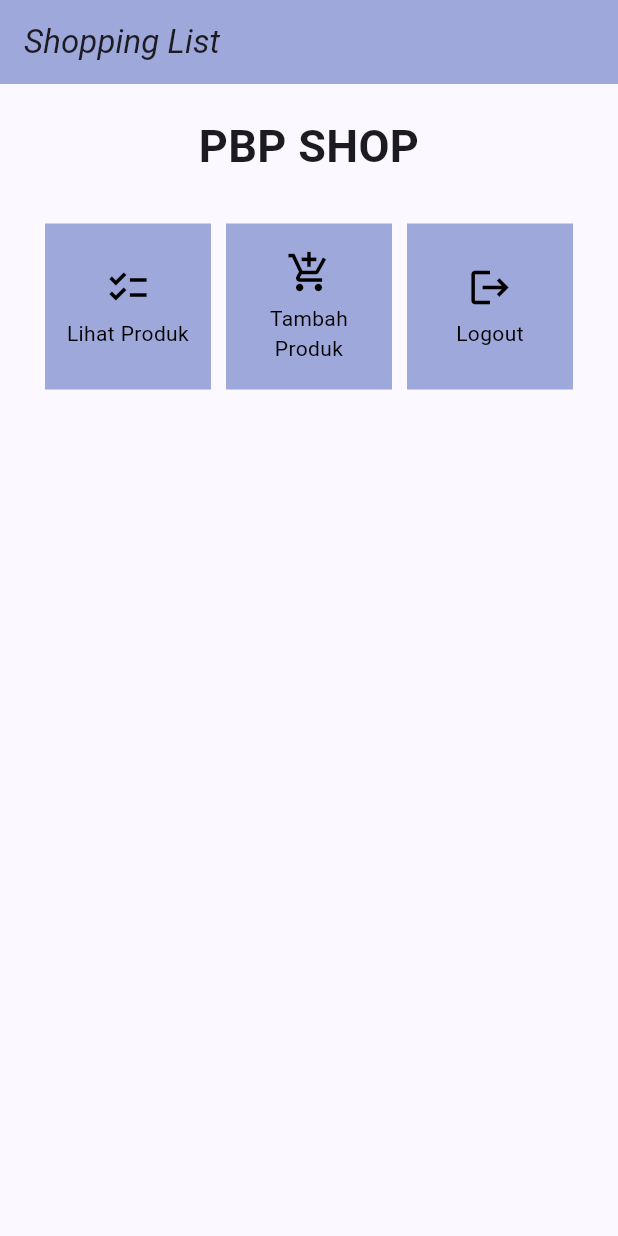
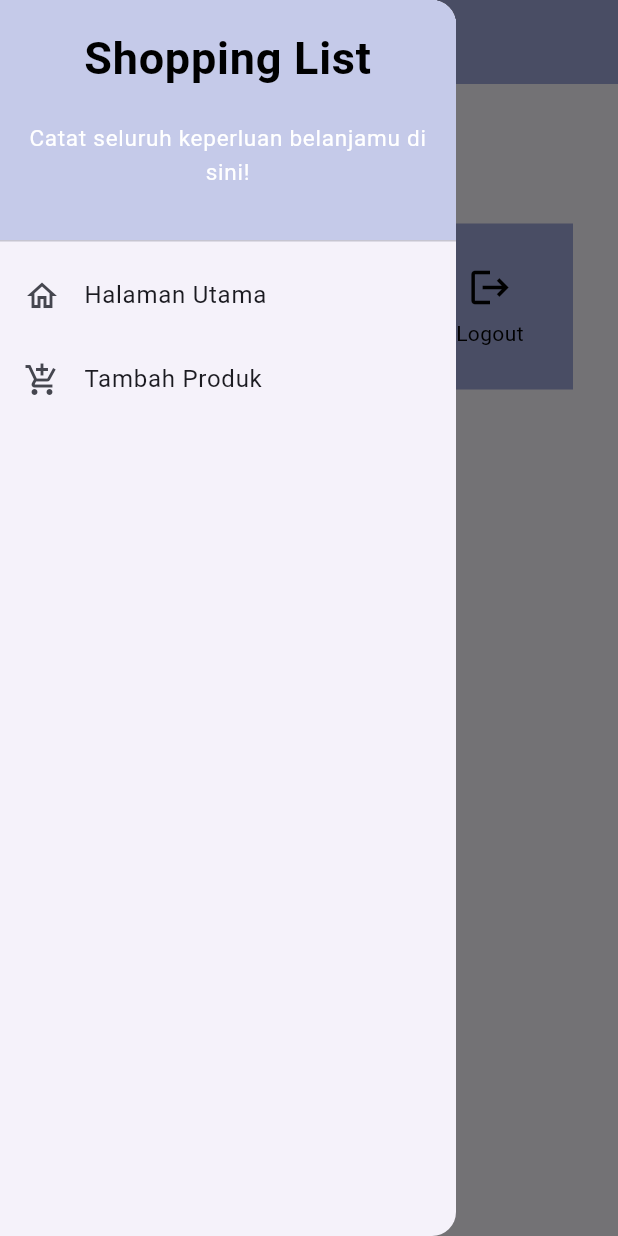
Before and after one commit to vinkakniv/shopping-list-mobile, a Flutter app: the screen it shows after launch, with the side drawer open (before the commit the screen has no drawer), on a phone screen of 412 x 824 dp. Run offline on Flutter 3.47's test engine with Material 2 defaults, Android fonts, the phone set to English and light mode, and no system bars.

Commit message:
tutorial 7 done

```diff
--- a/lib/main.dart
+++ b/lib/main.dart
@@ -1,5 +1,5 @@
 import 'package:flutter/material.dart';
-import 'package:shopping_list/menu.dart';
+import 'package:shopping_list/screens/menu.dart';
 
 void main() {
   runApp(const MyApp());
--- /dev/null
+++ b/lib/screens/menu.dart
@@ -0,0 +1,133 @@
+import 'package:flutter/material.dart';
+import 'package:shopping_list/widgets/left_drawer.dart';
+import 'package:shopping_list/screens/shoplist_form.dart';
+import 'package:shopping_list/widgets/shop_card.dart';
+
+
+class ShopItem {
+  final String name;
+  final IconData icon;
+
+  ShopItem(this.name, this.icon);
+}
+
+class MyHomePage extends StatelessWidget {
+  MyHomePage({Key? key}) : super(key: key);
+
+  final List<ShopItem> items = [
+    ShopItem("Lihat Produk", Icons.checklist),
+    ShopItem("Tambah Produk", Icons.add_shopping_cart),
+    ShopItem("Logout", Icons.logout),
+  ];
+
+  // This widget is the home page of your application. It is stateful, meaning
+  // that it has a State object (defined below) that contains fields that affect
+  // how it looks.
+
+  // This class is the configuration for the state. It holds the values (in this
+  // case the title) provided by the parent (in this case the App widget) and
+  // used by the build method of the State. Fields in a Widget subclass are
+  // always marked "final".
+  @override
+  Widget build(BuildContext context) {
+    return Scaffold(
+      appBar: AppBar(
+        backgroundColor: Colors.indigo.shade200,
+        title: const Text(
+          'Shopping List',
+          style: TextStyle(
+            fontStyle: FontStyle.italic, // Set the fontStyle here
+          ),
+        ),
+      ),
+      drawer: const LeftDrawer(),
+      body: SingleChildScrollView(
+        // Widget wrapper yang dapat discroll
+        child: Padding(
+          padding: const EdgeInsets.all(10.0), // Set padding dari halaman
+          child: Column(
+            // Widget untuk menampilkan children secara vertikal
+            children: <Widget>[
+              const Padding(
+                padding: EdgeInsets.only(top: 10.0, bottom: 10.0),
+                // Widget Text untuk menampilkan tulisan dengan alignment center dan style yang sesuai
+                child: Text(
+                  'PBP SHOP', // Text yang menandakan toko
+                  textAlign: TextAlign.center,
+                  style: TextStyle(
+                    fontSize: 30,
+                    fontWeight: FontWeight.bold,
+                  ),
+                ),
+              ),
+              // Grid layout
+              GridView.count(
+                // Container pada card kita.
+                primary: true,
+                padding: const EdgeInsets.all(20),
+                crossAxisSpacing: 10,
+                mainAxisSpacing: 10,
+                crossAxisCount: 3,
+                shrinkWrap: true,
+                children: items.map((ShopItem item) {
+                  // Iterasi untuk setiap item
+                  return ShopCard(item);
+                }).toList(),
+              ),
+            ],
+          ),
+        ),
+      ),
+    );
+  }
+}
+
+class ShopCard extends StatelessWidget {
+  final ShopItem item;
+
+  const ShopCard(this.item, {super.key}); // Constructor
+
+  @override
+  Widget build(BuildContext context) {
+    return Material(
+      color: Colors.indigo.shade200,
+      child: InkWell(
+        // Area responsive terhadap sentuhan
+        onTap: () {
+          // Memunculkan SnackBar ketika diklik
+          ScaffoldMessenger.of(context)
+            ..hideCurrentSnackBar()
+            ..showSnackBar(SnackBar(
+                content: Text("Kamu telah menekan tombol ${item.name}!")));
+          if (item.name == "Tambah Produk") {
+            // Gunakan Navigator.push untuk melakukan navigasi ke MaterialPageRoute yang mencakup ShopFormPage.
+            Navigator.push(context,
+                MaterialPageRoute(builder: (context) => const ShopFormPage()));
+          }
+        },
+        child: Container(
+          // Container untuk menyimpan Icon dan Text
+          padding: const EdgeInsets.all(8),
+          child: Center(
+            child: Column(
+              mainAxisAlignment: MainAxisAlignment.center,
+              children: [
+                Icon(
+                  item.icon,
+                  color: Colors.black,
+                  size: 30.0,
+                ),
+                const Padding(padding: EdgeInsets.all(3)),
+                Text(
+                  item.name,
+                  textAlign: TextAlign.center,
+                  style: const TextStyle(color: Colors.black),
+                ),
+              ],
+            ),
+          ),
+        ),
+      ),
+    );
+  }
+}
--- /dev/null
+++ b/lib/widgets/left_drawer.dart
@@ -0,0 +1,61 @@
+import 'package:flutter/material.dart';
+import 'package:shopping_list/screens/menu.dart';
+import 'package:shopping_list/screens/shoplist_form.dart';
+
+class LeftDrawer extends StatelessWidget {
+  const LeftDrawer({super.key});
+
+  @override
+  Widget build(BuildContext context) {
+    return Drawer(
+      child: ListView(
+        children: [
+          const DrawerHeader(
+            decoration: BoxDecoration(
+              color: Color.fromRGBO(197, 202, 233, 1.0),
+            ),
+            child: Column(
+              children: [
+                Text(
+                  'Shopping List',
+                  textAlign: TextAlign.center,
+                  style: TextStyle(
+                    fontSize: 30,
+                    fontWeight: FontWeight.bold,
+                    color: Colors.black,
+                  ),
+                ),
+                Padding(padding: EdgeInsets.all(10)),
+                Text("Catat seluruh keperluan belanjamu di sini!",
+                  textAlign: TextAlign.center,
+                  style: TextStyle(fontSize: 15, color: Colors.white, fontWeight: FontWeight.normal),
+                ),
+              ],
+            ),
+          ),
+          ListTile(
+            leading: const Icon(Icons.home_outlined),
+            title: const Text('Halaman Utama'),
+            // Bagian redirection ke MyHomePage
+            onTap: () {
+              Navigator.pushReplacement(
+                  context,
+                  MaterialPageRoute(
+                    builder: (context) => MyHomePage(),
+                  ));
+            },
+          ),
+          ListTile(
+            leading: const Icon(Icons.add_shopping_cart),
+            title: const Text('Tambah Produk'),
+            // Bagian redirection ke ShopFormPage
+            onTap: () {
+              Navigator.push(context,
+                  MaterialPageRoute(builder: (context) => const ShopFormPage()));
+            },
+          ),
+        ],
+      ),
+    );
+  }
+}
```
Also changed, not shown: lib/screens/shoplist_form.dart (added, +161 -0 lines), lib/widgets/shop_card.dart (renamed from lib/menu.dart, +22 -6 lines).
